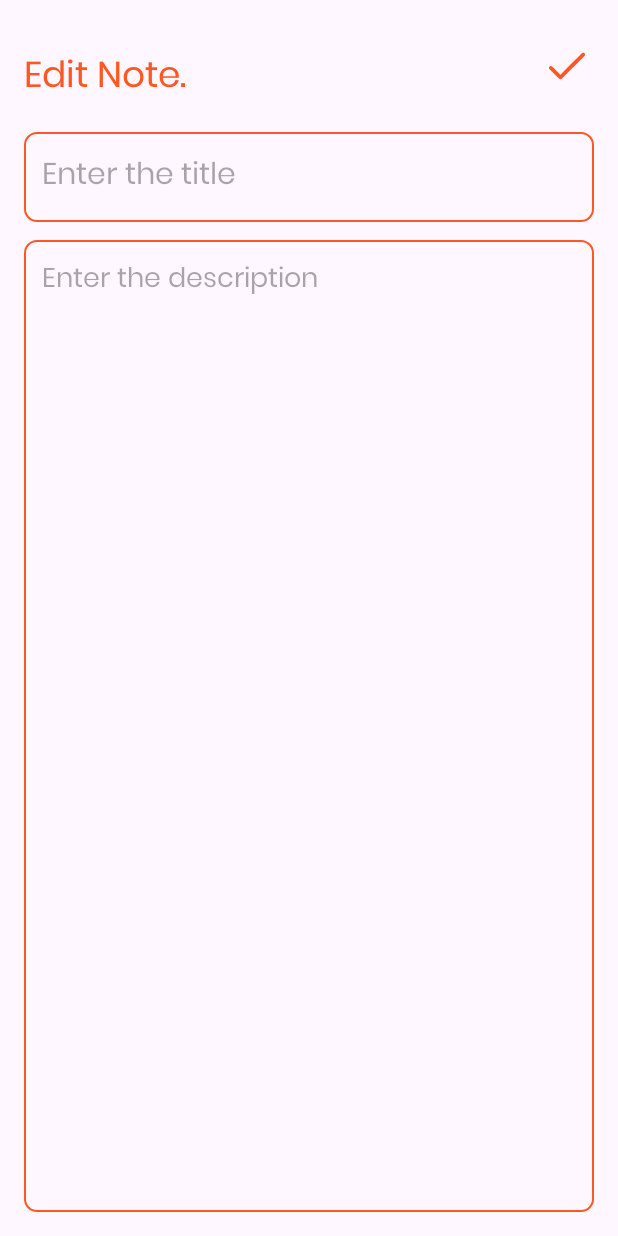
After one commit to kulindupr/Kotlin_CRUD, an Android app: the layout activity_update.xml on its own in the app's theme, with its tools: preview values and no code run, on a phone screen of 412 x 824 dp. The commit adds this screen. Run offline under Robolectric (Android 15) with nearby library versions, the phone set to English and light mode, and no system bars.

Commit message:
update implementation

```diff
--- a/app/src/main/AndroidManifest.xml
+++ b/app/src/main/AndroidManifest.xml
@@ -13,6 +13,9 @@
         android:theme="@style/Theme.Lab4"
         tools:targetApi="31">
         <activity
+            android:name=".UpdateNoteActivity"
+            android:exported="false" />
+        <activity
             android:name=".AddNoteActivity"
             android:exported="false" />
         <activity
--- /dev/null
+++ b/app/src/main/res/layout/activity_update.xml
@@ -0,0 +1,59 @@
+<?xml version="1.0" encoding="utf-8"?>
+<RelativeLayout
+    xmlns:android="http://schemas.android.com/apk/res/android"
+    xmlns:tools="http://schemas.android.com/tools"
+    android:layout_width="match_parent"
+    android:layout_height="match_parent"
+    android:orientation="vertical"
+    android:padding="16dp"
+    tools:context=".UpdateNoteActivity">
+
+    <TextView
+        android:id="@+id/editNoteHeading"
+        android:layout_width="wrap_content"
+        android:layout_height="wrap_content"
+        android:layout_alignParentTop="true"
+        android:layout_marginTop="16dp"
+        android:fontFamily="@font/poppins"
+        android:text="Edit Note."
+        android:textColor="@color/orange"
+        android:textSize="24dp" />
+
+    <ImageView
+        android:id="@+id/updateSaveButton"
+        android:layout_width="wrap_content"
+        android:layout_height="wrap_content"
+        android:src="@drawable/tick"
+        android:layout_alignParentEnd="true"
+        android:layout_alignTop="@id/editNoteHeading"
+        android:layout_marginEnd="6dp" />
+
+    <EditText
+        android:id="@+id/updateTitleEditText"
+        android:layout_width="match_parent"
+        android:layout_height="60dp"
+        android:hint="Enter the title"
+        android:padding="12dp"
+        android:textSize="20sp"
+        android:layout_below="@id/editNoteHeading"
+        android:background="@drawable/orange_border"
+        android:layout_marginTop="16dp"
+        android:maxLines="1"
+        android:fontFamily="@font/poppins"/>
+
+    <EditText
+        android:id="@+id/updateContentEditText"
+        android:layout_width="match_parent"
+        android:layout_height="match_parent"
+        android:hint="Enter the description"
+        android:gravity="top"
+        android:padding="12dp"
+        android:textSize="18sp"
+        android:layout_below="@id/updateTitleEditText"
+        android:background="@drawable/orange_border"
+        android:layout_marginTop="12dp"
+        android:fontFamily="@font/poppins"/>
+
+
+
+</RelativeLayout>
```
Also changed, not shown: app/src/main/java/com/example/lab4/MainActivity.kt (+11 -0 lines), app/src/main/java/com/example/lab4/NoteDatabaseHeleper.kt (+28 -0 lines), app/src/main/java/com/example/lab4/NotesAdapter.kt (+16 -7 lines), app/src/main/java/com/example/lab4/UpdateNoteActivity.kt (added, +42 -0 lines).
